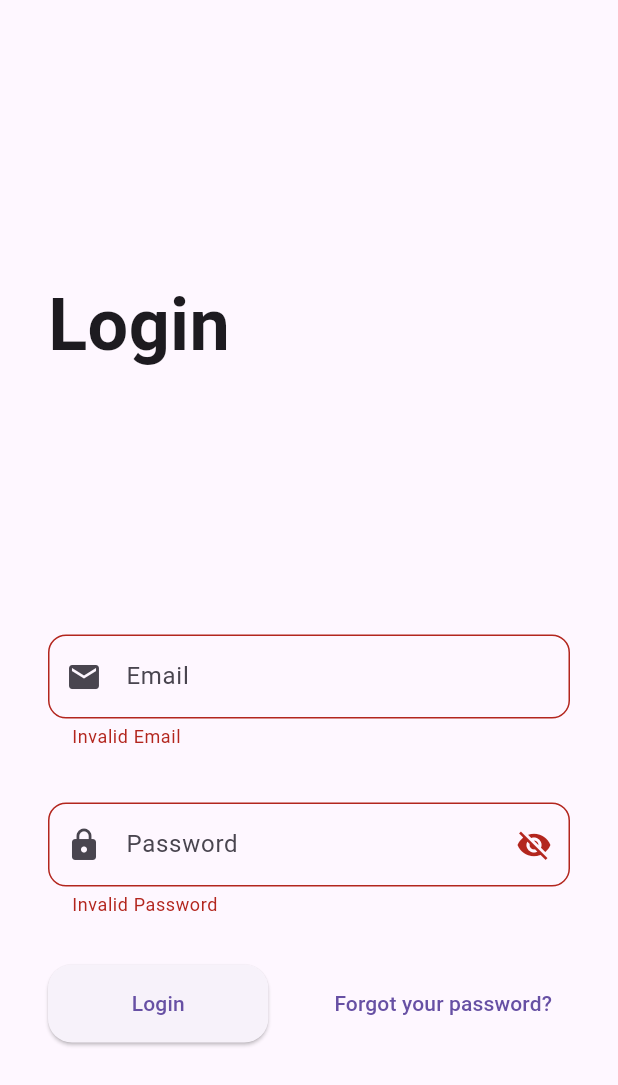
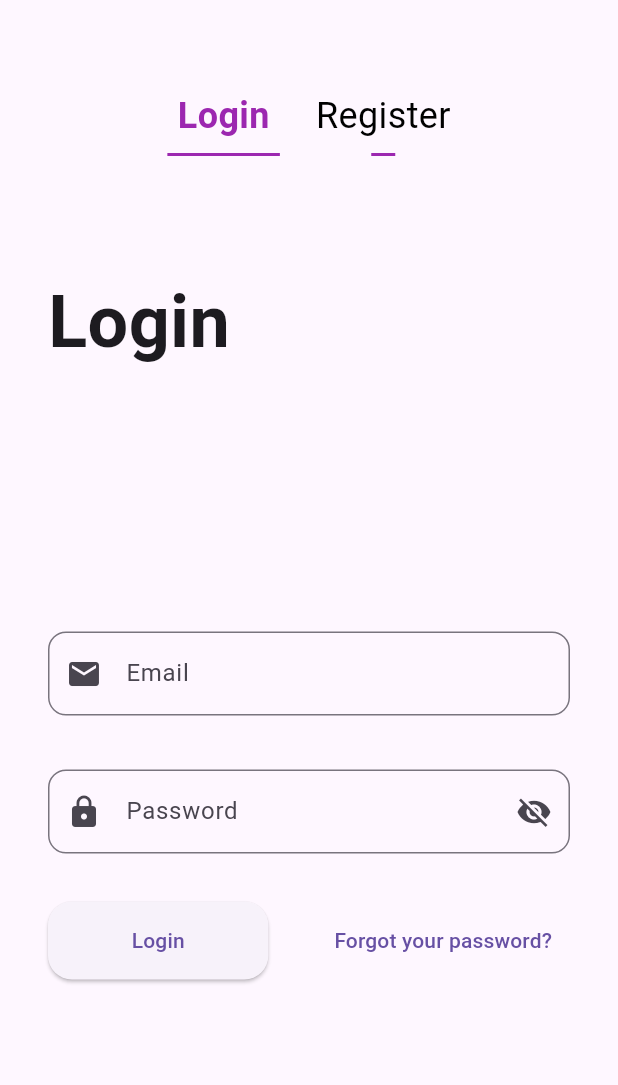
Before and after one commit to Gsdagustavo/projeto_final_flutter, a Flutter app: the screen it shows after launch, after a tap on "Login", on a phone screen of 412 x 824 dp. Shown: the top 1085 px of the screen. Run offline on Flutter 3.47's test engine with Material 3 defaults, Android fonts, the phone set to English and light mode, and no system bars; our stand-ins replace firebase_auth, firebase_core, geolocator, google_maps_flutter, shared_preferences, sqflite; accounts and stored records are empty.

Commit message:
feat: implement a AuthSwitcher page to switch between Login and Register pages'

```diff
--- /dev/null
+++ b/lib/presentation/pages/auth_page_switcher.dart
@@ -0,0 +1,96 @@
+import 'package:flutter/material.dart';
+
+import 'login_page.dart';
+import 'register_page.dart';
+
+class AuthPageSwitcher extends StatefulWidget {
+  const AuthPageSwitcher({super.key});
+
+  @override
+  State<AuthPageSwitcher> createState() => _AuthPageSwitcherState();
+}
+
+class _AuthPageSwitcherState extends State<AuthPageSwitcher> {
+  final _pageController = PageController();
+  int _selectedIndex = 0;
+
+  /// Animation duration, in Milliseconds
+  static const int _animationDuration = 300;
+
+  static const Color _selectedColor = Colors.purple;
+
+  void _switchPage(int index) {
+    setState(() {
+      _selectedIndex = index;
+    });
+
+    _pageController.animateToPage(
+      _selectedIndex,
+      duration: Duration(milliseconds: _animationDuration),
+      curve: Curves.easeInOut,
+    );
+  }
+
+  Widget _buildSwitcherBar() {
+    return Row(
+      mainAxisAlignment: MainAxisAlignment.center,
+      children: [
+        _buildSwitcherOption('Login', 0),
+        Padding(padding: EdgeInsetsGeometry.all(12)),
+        _buildSwitcherOption('Register', 1),
+      ],
+    );
+  }
+
+  Widget _buildSwitcherOption(String text, int index) {
+    final bool isSelected = index == _selectedIndex;
+    return InkWell(
+      onTap: () => _switchPage(index),
+      child: Column(
+        children: [
+          Text(
+            text,
+            style: TextStyle(
+              color: isSelected ? _selectedColor : Colors.black,
+              fontWeight: isSelected ? FontWeight.bold : FontWeight.normal,
+              fontSize: 24,
+            ),
+          ),
+          Padding(padding: EdgeInsets.all(4)),
+          AnimatedContainer(
+            curve: Curves.easeInOut,
+            duration: Duration(milliseconds: _animationDuration),
+            height: 2,
+            width: isSelected ? 75 : 16,
+            color: _selectedColor,
+          ),
+        ],
+      ),
+    );
+  }
+
+  @override
+  Widget build(BuildContext context) {
+    return Scaffold(
+      body: Column(
+        children: [
+          Padding(padding: EdgeInsetsGeometry.all(30)),
+          _buildSwitcherBar(),
+          Padding(padding: EdgeInsets.all(22)),
+          Expanded(
+            child: PageView(
+              controller: _pageController,
+              onPageChanged: (index) {
+                setState(() {
+                  _selectedIndex = index;
+                });
+              },
+
+              children: const [LoginPage(), RegisterPage()],
+            ),
+          ),
+        ],
+      ),
+    );
+  }
+}
--- a/lib/presentation/pages/login_page.dart
+++ b/lib/presentation/pages/login_page.dart
@@ -17,21 +17,17 @@
 
   bool _obscurePassword = true;
 
-  String? _passwordValidator(String? password) {
-    if (password == null || password.isEmpty) {
-      return 'Invalid Password';
-    }
-
-    if (password.length <= 3) {
-      return 'Password too short';
+  String? _emailValidator(String? email) {
+    if (email == null || email.isEmpty || !email.contains('@')) {
+      return 'Invalid Email';
     }
 
     return null;
   }
 
-  String? _emailValidator(String? email) {
-    if (email == null || email.isEmpty || !email.contains('@')) {
-      return 'Invalid Email';
+  String? _passwordValidator(String? password) {
+    if (password == null || password.isEmpty) {
+      return 'Invalid Password';
     }
 
     return null;
@@ -48,7 +44,7 @@
       password: password,
     );
 
-    debugPrint('OIEl: ${user.toString()}');
+    debugPrint('LOGIN: ${user.toString()}');
   }
 
   void _togglePasswordVisibility() {
@@ -65,8 +61,6 @@
         child: Column(
           crossAxisAlignment: CrossAxisAlignment.start,
           children: [
-            Padding(padding: EdgeInsets.all(75)),
-
             Text(
               'Login',
               style: TextStyle(fontSize: 48, fontWeight: FontWeight.bold),
--- a/lib/presentation/widgets/my_app.dart
+++ b/lib/presentation/widgets/my_app.dart
@@ -1,10 +1,8 @@
 import 'package:flutter/material.dart';
 import 'package:provider/provider.dart';
 
-import '../../core/constants/app_routes.dart';
 import '../../l10n/app_localizations.dart';
-import '../pages/home_page.dart';
-import '../pages/login_page.dart';
+import '../pages/auth_page_switcher.dart';
 import '../providers/language_code_provider.dart';
 import '../providers/theme_provider.dart';
 
@@ -35,8 +33,8 @@
 
       themeMode: isDarkMode ? ThemeMode.dark : ThemeMode.light,
 
-      home: LoginPage(),
-
+      // home: LoginPage(),
+      home: AuthPageSwitcher(),
       // routes: AppRoutes.appRoutes,
       // initialRoute: HomePage.routeName,
     );
```
